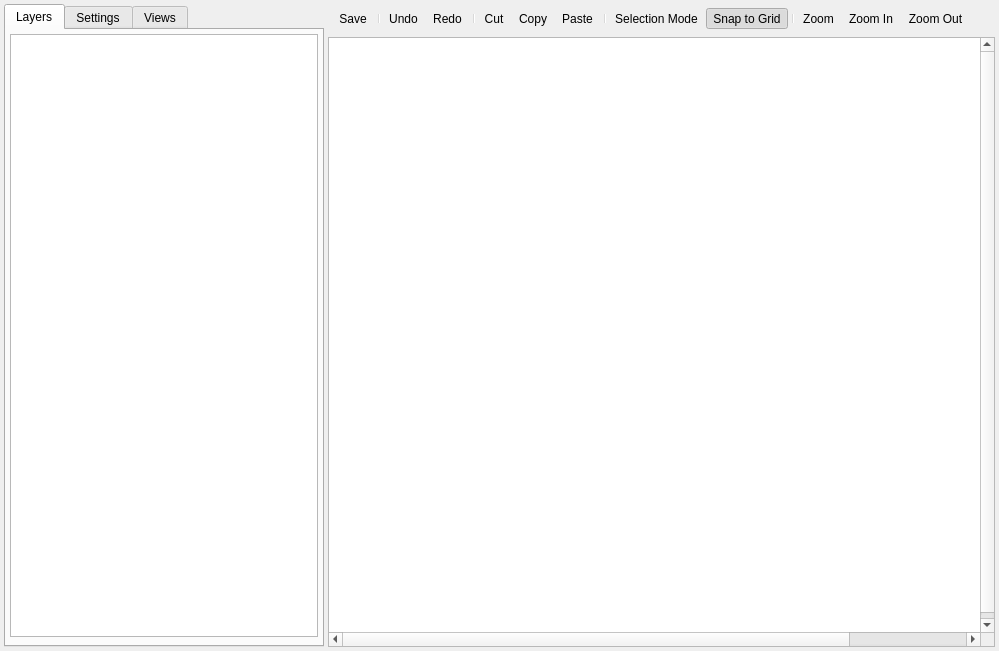
enigma-dev/RadialGM, file Editors/RoomEditor.ui: the form before one commit.
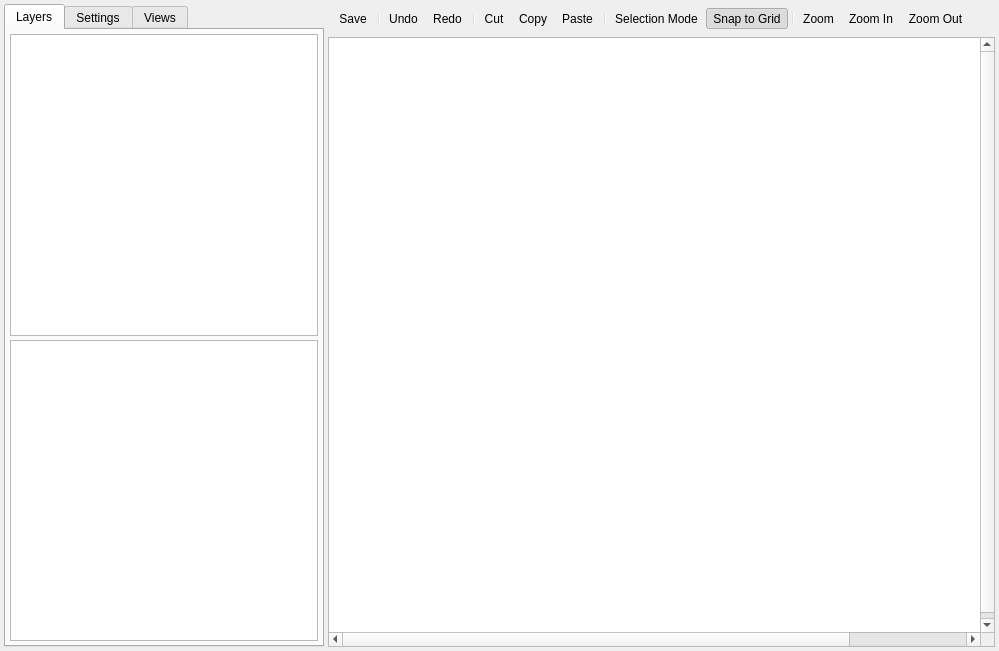
The form after the commit. Icons and pictures are not drawn.

Commit message: add property editor to room editor layers tab

What changed in the file:
```diff
--- a/Editors/RoomEditor.ui
+++ b/Editors/RoomEditor.ui
@@ -74,7 +74,7 @@
         <attribute name="title">
          <string>Layers</string>
         </attribute>
-        <layout class="QVBoxLayout" name="verticalLayout_6">
+        <layout class="QVBoxLayout" name="verticalLayout_6" stretch="1,1">
          <property name="spacing">
           <number>4</number>
          </property>
@@ -104,12 +104,25 @@
              <height>0</height>
             </size>
            </property>
+           <attribute name="verticalHeaderVisible">
+            <bool>false</bool>
+           </attribute>
           </widget>
          </item>
          <item>
-          <widget class="QStackedWidget" name="layerPropertiesStackWidget">
-           <widget class="QWidget" name="page"/>
-           <widget class="QWidget" name="page_2"/>
+          <widget class="QTableView" name="layersPropertiesView">
+           <property name="editTriggers">
+            <set>QAbstractItemView::AllEditTriggers</set>
+           </property>
+           <property name="alternatingRowColors">
+            <bool>true</bool>
+           </property>
+           <attribute name="horizontalHeaderVisible">
+            <bool>false</bool>
+           </attribute>
+           <attribute name="verticalHeaderCascadingSectionResizes">
+            <bool>false</bool>
+           </attribute>
           </widget>
          </item>
         </layout>
```
The commit also changes 3 other files.
